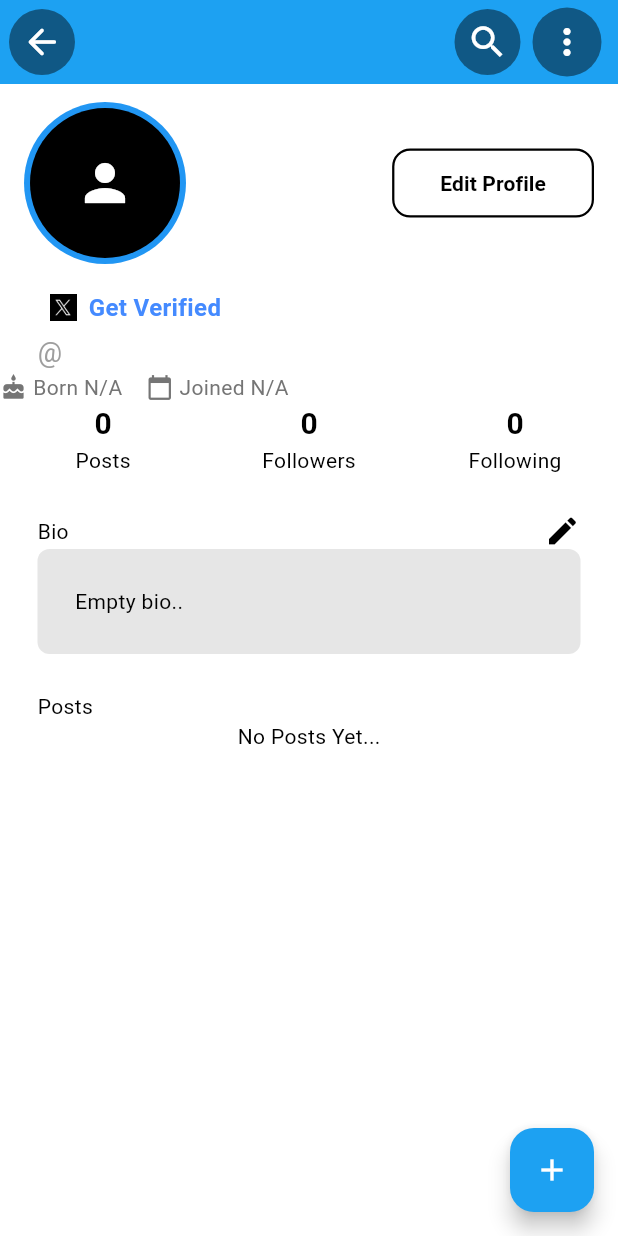
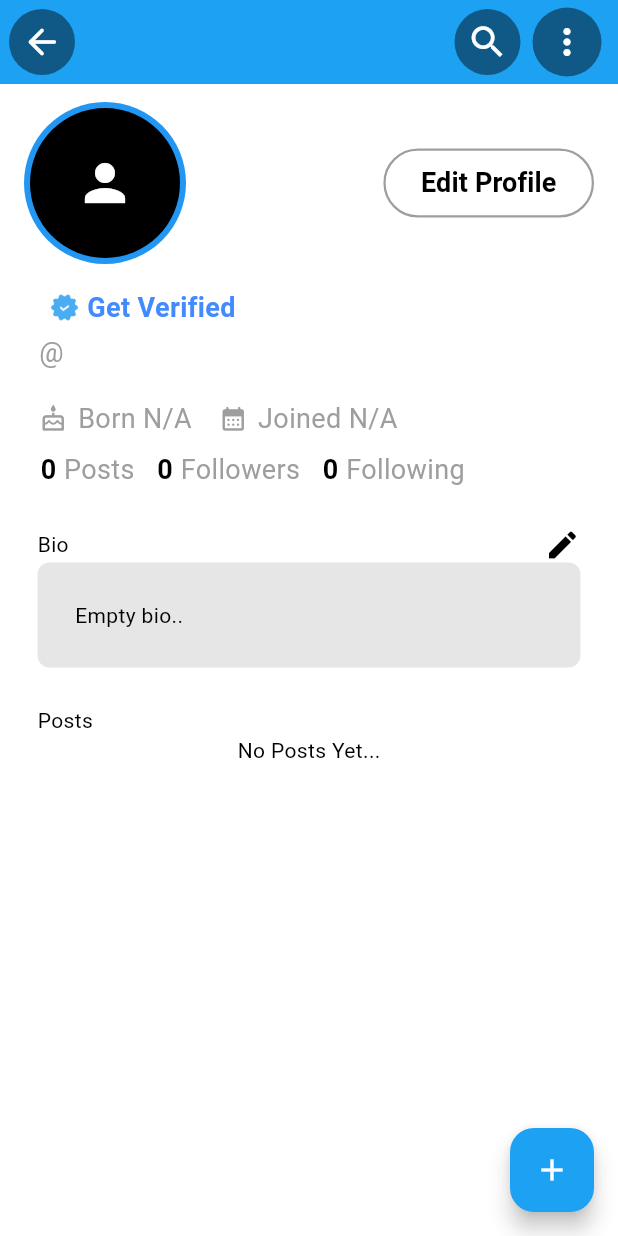
Before and after one commit to Kaushalvadi7/twitter_clone, a Flutter app: the screen it shows once a user with an empty profile is signed in, in the side drawer, after a tap on "P R O F I L E", on a phone screen of 412 x 824 dp. Run offline on Flutter 3.47's test engine with Material 3 defaults, Android fonts, the phone set to English and light mode, and no system bars; our stand-ins replace cloud_firestore, firebase_auth, firebase_core, image_picker, lottie; accounts and stored records are empty.

Commit message:
feat(profile): update profile UI and stats for better user experience
- Enhanced profile_page.dart with updated layout and joined date display
- Improved my_profile_stats.dart to support new profile data design
- Added verified.png asset for UI enhancements and user trust indication

```diff
--- a/lib/components/my_profile_stats.dart
+++ b/lib/components/my_profile_stats.dart
@@ -26,82 +26,86 @@ class MyProfileStats extends StatelessWidget {
   @override
   Widget build(BuildContext context) {
     return Row(
-      mainAxisAlignment: MainAxisAlignment.spaceEvenly,
+      mainAxisAlignment: MainAxisAlignment.start,
       children: [
+        const SizedBox(width: 27,),
         //posts
-        Expanded(
-          child: GestureDetector(
+        GestureDetector(
             onTap: () {},
-            child: Column(
+            child: Row(
               children: [
                 Text(
                   postCount.toString(),
                   style: TextStyle(
                     fontWeight: FontWeight.bold,
-                    fontSize: 20,
+                    fontSize: 18,
                     color: Theme.of(context).colorScheme.inversePrimary,
                   ),
                 ),
+                const SizedBox(width: 5),
                 Text(
                   'Posts',
                   style: TextStyle(
-                    color: Theme.of(context).colorScheme.inversePrimary,
+                    fontSize: 18,
+                    color: Colors.grey,
                   ),
                 ),
               ],
             ),
           ),
-        ),
+
+        const SizedBox(width: 15,),
 
         //followers
-        Expanded(
-          child: GestureDetector(
+        GestureDetector(
             onTap: onTap,
-            child: Column(
+            child: Row(
               children: [
                 Text(
                   followersCount.toString(),
                   style: TextStyle(
                     fontWeight: FontWeight.bold,
-                    fontSize: 20,
+                    fontSize: 18,
                     color: Theme.of(context).colorScheme.inversePrimary,
                   ),
                 ),
+                const SizedBox(width: 5),
                 Text(
                   'Followers',
                   style: TextStyle(
-                    color: Theme.of(context).colorScheme.inversePrimary,
+                    fontSize: 18,
+                    color: Colors.grey,
                   ),
                 ),
               ],
             ),
           ),
-        ),
+        const SizedBox(width: 15,),
 
         //following
-        Expanded(
-          child: GestureDetector(
+        GestureDetector(
             onTap: onTap,
-            child: Column(
+            child: Row(
               children: [
                 Text(
                   followingCount.toString(),
                   style: TextStyle(
                     fontWeight: FontWeight.bold,
-                    fontSize: 20,
+                    fontSize: 18,
                     color: Theme.of(context).colorScheme.inversePrimary,
                   ),
                 ),
+                const SizedBox(width: 5),
                 Text(
                   'Following',
                   style: TextStyle(
-                    color: Theme.of(context).colorScheme.inversePrimary,
+                    fontSize: 18,
+                    color: Colors.grey,
                   ),
                 ),
               ],
             ),
           ),
-        ),
       ],
     );
   }
--- a/lib/pages/profile_page.dart
+++ b/lib/pages/profile_page.dart
@@ -270,17 +270,14 @@ class _ProfilePageState extends State<ProfilePage> {
                       foregroundColor:
                           Theme.of(context).colorScheme.inversePrimary,
                       padding: const EdgeInsets.symmetric(
-                        horizontal: 32,
-                        vertical: 13,
+                        horizontal: 25,
+                        vertical: 10,
                       ),
                       elevation: 0, // Removes shadow for cleaner look
                       shape: RoundedRectangleBorder(
-                        borderRadius: BorderRadius.circular(12),
+                        borderRadius: BorderRadius.circular(28),
                         side: BorderSide(
-                          color:
-                              Theme.of(
-                                context,
-                              ).colorScheme.inversePrimary, // Border color
+                          color: Colors.grey, // Border color
                           width: 1.5, // Border thickness
                         ),
                       ),
@@ -300,7 +297,7 @@ class _ProfilePageState extends State<ProfilePage> {
                       'Edit Profile',
                       style: TextStyle(
                         fontWeight: FontWeight.bold,
-                        fontSize: 14,
+                        fontSize: 18,
                       ),
                     ),
                   ),
@@ -325,24 +322,24 @@ class _ProfilePageState extends State<ProfilePage> {
                   ),
                   const SizedBox(width: 8),
                   Image.asset(
-                    'assets/images/twitter_logo.jpg', // Use your verified badge icon path
-                    height: 18,
-                    width: 18,
+                    'assets/images/verified.png', // Use your verified badge icon path
+                    height: 20,
+                    width: 20,
                   ),
-                  const SizedBox(width: 8),
+                  const SizedBox(width: 5),
                   Text(
                     "Get Verified",
                     style: TextStyle(
                       color: Colors.blueAccent,
-                      fontSize: 16,
-                      fontWeight: FontWeight.bold,
+                      fontSize: 18,
+                      fontWeight: FontWeight.w700,
                     ),
                   ),
                 ],
               ),
               Row(
                 children: [
-                  const SizedBox(width: 25),
+                  const SizedBox(width: 26),
                   //username handle
                   Text(
                     _isLoading ? '' : '@${user!.username}',
@@ -352,24 +349,26 @@ class _ProfilePageState extends State<ProfilePage> {
               ),
             ],
           ),
-
+          const SizedBox(height: 18,),
           Row(
             children: [
-              Icon(Icons.cake, size: 18, color: Colors.grey[600]),
-              SizedBox(width: 4),
+              const SizedBox(width: 26,),
+              Icon(Icons.cake_outlined, size: 19, color: Colors.grey),
+              SizedBox(width: 7),
               Text(
                 'Born ${user?.birthDate?.isNotEmpty == true ? user?.birthDate! : 'N/A'}',
-                style: TextStyle(fontSize: 14, color: Colors.grey[600]),
+                style: TextStyle(fontSize: 18, color: Colors.grey),
               ),
-              SizedBox(width: 16),
-              Icon(Icons.calendar_today, size: 18, color: Colors.grey[600]),
-              SizedBox(width: 4),
+              SizedBox(width: 18),
+              Icon(Icons.calendar_month_rounded, size: 19, color: Colors.grey),
+              SizedBox(width: 7),
               Text(
                 'Joined ${user?.joinedDate?.isNotEmpty == true ? user?.joinedDate! : 'N/A'}',
-                style: TextStyle(fontSize: 14, color: Colors.grey[600]),
+                style: TextStyle(fontSize: 18, color: Colors.grey),
               ),
             ],
           ),
+          const SizedBox(height: 8),
 
           //profile stats -> number of posts / follower /following
           MyProfileStats(
```
Also changed, not shown: assets/images/verified.png (added).
